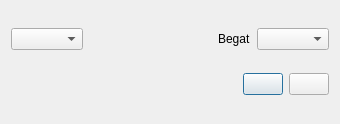
Before: the Qt Designer form ui/ancestorDialog.ui in Brewtarget/brewtarget, drawn with Qt 5.
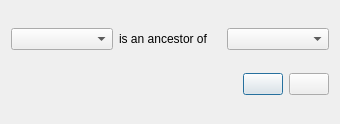
After: the same form once the commit is applied. Icons and pictures are not drawn.

Commit message:
ancestor dialog is working
I had the ancestor and the descendant dialog reversed on the form. I
updated MainWindow so it prepopulates the ancestor based on whatever you
have selected in the recipe tree.

I changed "Begat" to "is an ancestor of". While being biblical is fun,
it took me too much thinking.

I had forgotten a commit() in Database::setAncestor().

DatabaseSchemaHelper has to prepopulate the ancestor_id when adding the
columns. The entire system is based on the assumption that the first
ancestor points to itself, and no thing happens if it doesn't.

Diff of the .ui file:
```diff
--- a/ui/ancestorDialog.ui
+++ b/ui/ancestorDialog.ui
@@ -19,34 +19,21 @@
      <item>
       <layout class="QHBoxLayout" name="horizontalLayout">
        <item>
-        <widget class="QComboBox" name="comboBox_descendant">
+        <widget class="QComboBox" name="comboBox_ancestor">
          <property name="sizeAdjustPolicy">
           <enum>QComboBox::AdjustToContents</enum>
          </property>
         </widget>
        </item>
-       <item>
-        <spacer name="horizontalSpacer">
-         <property name="orientation">
-          <enum>Qt::Horizontal</enum>
-         </property>
-         <property name="sizeHint" stdset="0">
-          <size>
-           <width>40</width>
-           <height>20</height>
-          </size>
-         </property>
-        </spacer>
-       </item>
        <item>
         <widget class="QLabel" name="label_descendant">
          <property name="text">
-          <string>Begat</string>
+          <string>is an ancestor of</string>
          </property>
         </widget>
        </item>
        <item>
-        <widget class="QComboBox" name="comboBox_ancestor">
+        <widget class="QComboBox" name="comboBox_descendant">
          <property name="sizeAdjustPolicy">
           <enum>QComboBox::AdjustToContents</enum>
          </property>
```
The commit also changes 8 other files.
